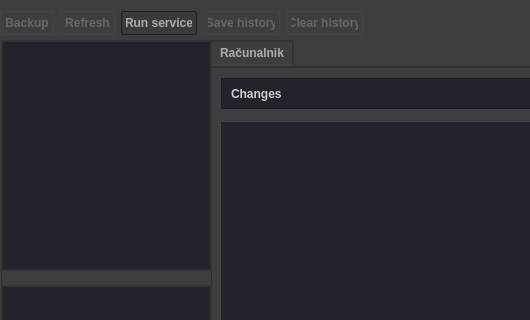
The window that interface.ui (DomenDolanc/BackupData) describes before a commit, drawn with Qt 5; both pictures show x 0 to 530 and y 0 to 320 of the 784 by 538 pixel window.
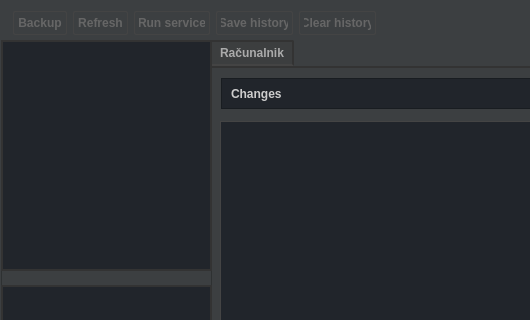
The same window after the commit.

Patch:
```diff
--- a/interface.ui
+++ b/interface.ui
@@ -418,10 +418,10 @@
      </property>
     </widget>
    </widget>
-   <widget class="QWidget" name="">
+   <widget class="QWidget" name="layoutWidget">
     <property name="geometry">
      <rect>
-      <x>0</x>
+      <x>13</x>
       <y>10</y>
       <width>363</width>
       <height>27</height>
@@ -510,6 +510,9 @@
      </item>
      <item>
       <widget class="QPushButton" name="servicesBtn">
+       <property name="enabled">
+        <bool>false</bool>
+       </property>
        <property name="font">
         <font>
          <family>Segoe UI</family>
```
Left out of the diff: 4 changed lines with no effect on the pictures.
